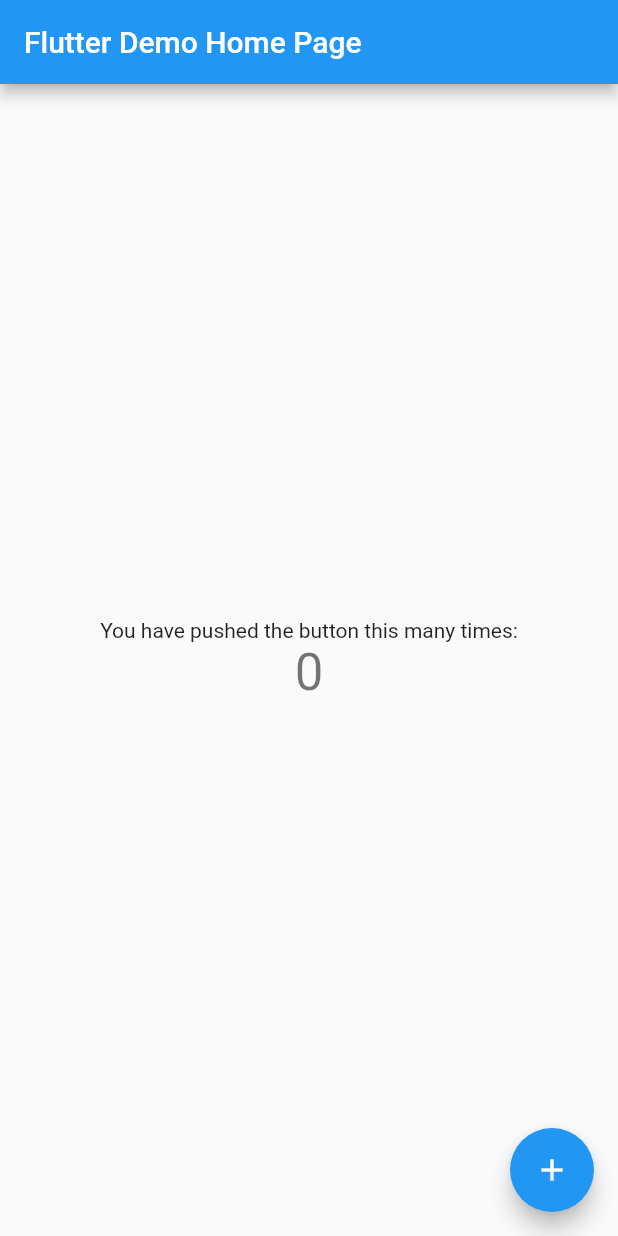
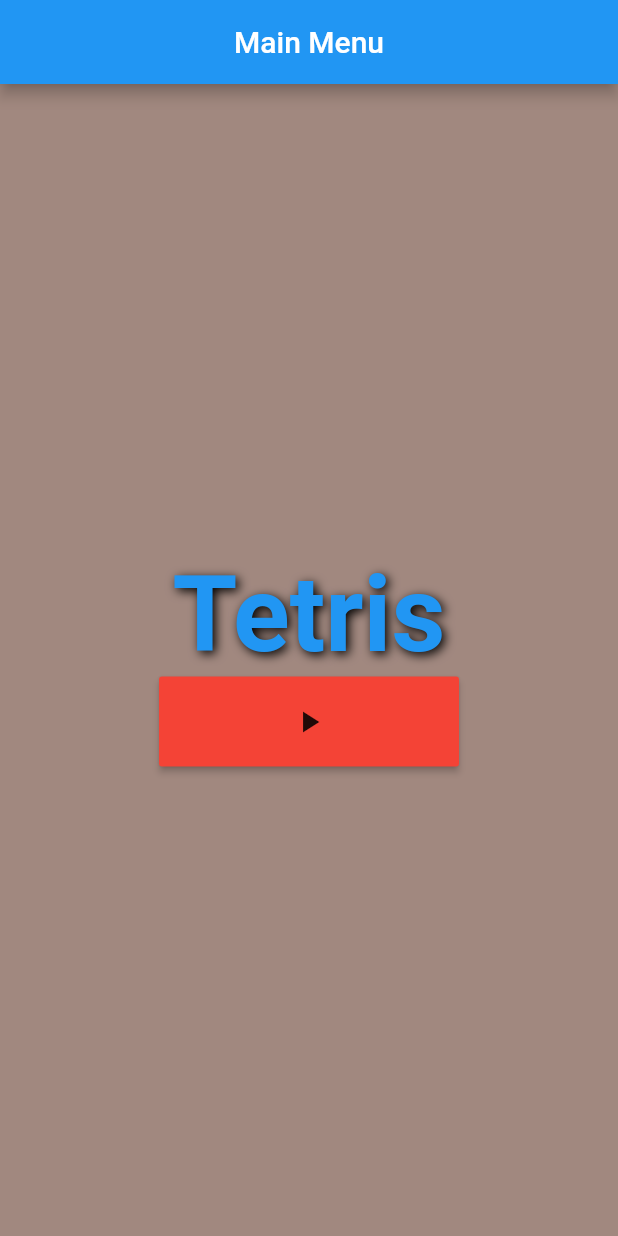
Before and after one commit to YuriCstr/Tetris_Project, a Flutter app: the screen it shows after launch, on a phone screen of 412 x 824 dp. Run offline on Flutter 3.47's test engine with Material 2 defaults, Android fonts, the phone set to English and light mode, and no system bars.

Commit message:
Update gradle.properties, home_page.jpg, and 17 more files...

```diff
--- /dev/null
+++ b/lib/blocks/point.dart
@@ -0,0 +1,6 @@
+class Point {
+  int x;
+  int y;
+
+  Point(this.x, this.y);
+}
--- a/lib/main.dart
+++ b/lib/main.dart
@@ -1,117 +1,47 @@
 import 'package:flutter/material.dart';
+import 'package:flutter/services.dart';
 
-void main() {
-  runApp(MyApp());
-}
+import 'game.dart';
+import 'menu_page.dart';
+
+void main() => runApp(MyApp());
 
 class MyApp extends StatelessWidget {
-  // This widget is the root of your application.
   @override
   Widget build(BuildContext context) {
+    SystemChrome.setEnabledSystemUIOverlays([]);
     return MaterialApp(
-      title: 'Flutter Demo',
-      theme: ThemeData(
-        // This is the theme of your application.
-        //
-        // Try running your application with "flutter run". You'll see the
-        // application has a blue toolbar. Then, without quitting the app, try
-        // changing the primarySwatch below to Colors.green and then invoke
-        // "hot reload" (press "r" in the console where you ran "flutter run",
-        // or simply save your changes to "hot reload" in a Flutter IDE).
-        // Notice that the counter didn't reset back to zero; the application
-        // is not restarted.
-        primarySwatch: Colors.blue,
-        // This makes the visual density adapt to the platform that you run
-        // the app on. For desktop platforms, the controls will be smaller and
-        // closer together (more dense) than on mobile platforms.
-        visualDensity: VisualDensity.adaptivePlatformDensity,
-      ),
-      home: MyHomePage(title: 'Flutter Demo Home Page'),
+      debugShowCheckedModeBanner: false,
+      title: "Tetris",
+      home: Home(),
     );
   }
 }
 
-class MyHomePage extends StatefulWidget {
-  MyHomePage({Key key, this.title}) : super(key: key);
-
-  // This widget is the home page of your application. It is stateful, meaning
-  // that it has a State object (defined below) that contains fields that affect
-  // how it looks.
-
-  // This class is the configuration for the state. It holds the values (in this
-  // case the title) provided by the parent (in this case the App widget) and
-  // used by the build method of the State. Fields in a Widget subclass are
-  // always marked "final".
-
-  final String title;
-
-  @override
-  _MyHomePageState createState() => _MyHomePageState();
-}
-
-class _MyHomePageState extends State<MyHomePage> {
-  int _counter = 0;
-
-  void _incrementCounter() {
-    setState(() {
-      // This call to setState tells the Flutter framework that something has
-      // changed in this State, which causes it to rerun the build method below
-      // so that the display can reflect the updated values. If we changed
-      // _counter without calling setState(), then the build method would not be
-      // called again, and so nothing would appear to happen.
-      _counter++;
-    });
-  }
-
+class Home extends StatelessWidget {
   @override
   Widget build(BuildContext context) {
-    // This method is rerun every time setState is called, for instance as done
-    // by the _incrementCounter method above.
-    //
-    // The Flutter framework has been optimized to make rerunning build methods
-    // fast, so that you can just rebuild anything that needs updating rather
-    // than having to individually change instances of widgets.
     return Scaffold(
       appBar: AppBar(
-        // Here we take the value from the MyHomePage object that was created by
-        // the App.build method, and use it to set our appbar title.
-        title: Text(widget.title),
+        title: Text('Main Menu'),
+        centerTitle: true,
       ),
-      body: Center(
-        // Center is a layout widget. It takes a single child and positions it
-        // in the middle of the parent.
-        child: Column(
-          // Column is also a layout widget. It takes a list of children and
-          // arranges them vertically. By default, it sizes itself to fit its
-          // children horizontally, and tries to be as tall as its parent.
-          //
-          // Invoke "debug painting" (press "p" in the console, choose the
-          // "Toggle Debug Paint" action from the Flutter Inspector in Android
-          // Studio, or the "Toggle Debug Paint" command in Visual Studio Code)
-          // to see the wireframe for each widget.
-          //
-          // Column has various properties to control how it sizes itself and
-          // how it positions its children. Here we use mainAxisAlignment to
-          // center the children vertically; the main axis here is the vertical
-          // axis because Columns are vertical (the cross axis would be
-          // horizontal).
-          mainAxisAlignment: MainAxisAlignment.center,
-          children: <Widget>[
-            Text(
-              'You have pushed the button this many times:',
-            ),
-            Text(
-              '$_counter',
-              style: Theme.of(context).textTheme.headline4,
-            ),
-          ],
-        ),
-      ),
-      floatingActionButton: FloatingActionButton(
-        onPressed: _incrementCounter,
-        tooltip: 'Increment',
-        child: Icon(Icons.add),
-      ), // This trailing comma makes auto-formatting nicer for build methods.
+      backgroundColor: Colors.brown[300],
+      body: Menu(),
     );
   }
 }
+
+class GameScreen extends StatelessWidget {
+  @override
+  Widget build(BuildContext context) {
+    return Scaffold(
+      appBar: AppBar(
+        title: Text('Play'),
+        centerTitle: true,
+      ),
+      backgroundColor: Colors.brown[300],
+      body: Game(),
+    );
+  }
+}
--- /dev/null
+++ b/lib/menu_button_widget.dart
@@ -0,0 +1,22 @@
+import 'package:flutter/material.dart';
+
+class MenuButton extends StatelessWidget {
+  Function onClickedFunction;
+
+  MenuButton(this.onClickedFunction);
+
+  @override
+  Widget build(BuildContext context) {
+    return ButtonTheme(
+      height: 60,
+      minWidth: 200,
+      child: RaisedButton(
+        onPressed: () {
+          onClickedFunction();
+        },
+        color: Colors.red,
+        child: Icon(Icons.play_arrow),
+      ),
+    );
+  }
+}
--- /dev/null
+++ b/lib/menu_page.dart
@@ -0,0 +1,42 @@
+import 'package:flutter/material.dart';
+import 'main.dart';
+import 'menu_button_widget.dart';
+
+class Menu extends StatefulWidget {
+  State<StatefulWidget> createState() => _MenuState();
+}
+
+class _MenuState extends State<Menu> {
+  void onPlayClicked() {
+    Navigator.push(
+      context,
+      MaterialPageRoute(builder: (context) => GameScreen()),
+    );
+  }
+
+  Widget build(BuildContext context) {
+    return Container(
+      alignment: Alignment.center,
+      child: Column(
+        mainAxisAlignment: MainAxisAlignment.center,
+        children: <Widget>[
+          Text(
+            'Tetris',
+            style: TextStyle(
+                fontSize: 70.0,
+                fontWeight: FontWeight.bold,
+                color: Colors.blue,
+                shadows: [
+                  Shadow(
+                    color: Colors.black,
+                    blurRadius: 8.0,
+                    offset: Offset(2.0, 2.0),
+                  )
+                ]),
+          ),
+          MenuButton(onPlayClicked),
+        ],
+      ),
+    );
+  }
+}
--- a/pubspec.yaml
+++ b/pubspec.yaml
@@ -45,8 +45,8 @@ flutter:
   uses-material-design: true
 
   # To add assets to your application, add an assets section, like this:
-  # assets:
-  #   - images/a_dot_burr.jpeg
+  assets:
+    - images/
   #   - images/a_dot_ham.jpeg
 
   # An image asset can refer to one or more resolution-specific "variants", see
```
Also changed, not shown: lib/actionButtons.dart (added, +25 -0 lines), lib/blocks/Iblock.dart (added, +15 -0 lines), lib/blocks/Jblock.dart (added, +15 -0 lines), lib/blocks/Lblock.dart (added, +16 -0 lines), lib/blocks/Sblock.dart (added, +15 -0 lines), lib/blocks/Tblock.dart (added, +16 -0 lines), lib/blocks/Zblock.dart (added, +16 -0 lines), lib/blocks/alivePoint.dart (added, +22 -0 lines), lib/blocks/block.dart (added, +89 -0 lines), lib/blocks/sqBlock.dart (added, +16 -0 lines), lib/game.dart (added, +220 -0 lines), lib/helper.dart (added, +39 -0 lines), images/home_page.jpg (added), 1 other file.
